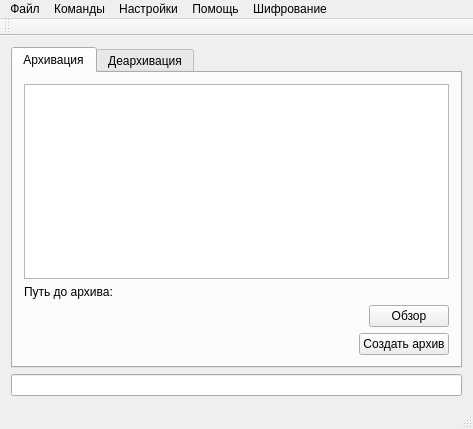
Old version of the form main_form.ui in the repository DmitryPrischep/command.
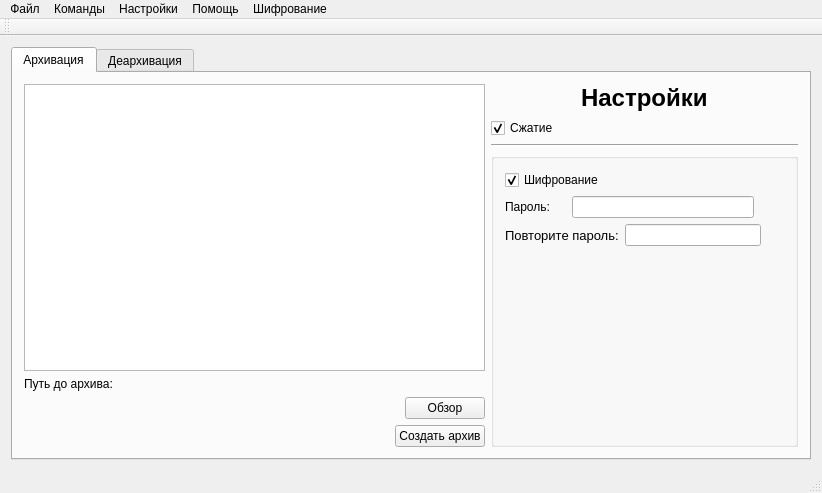
New version of the form. The open tabs and pages were chosen to show the change. Icons and pictures are not drawn.

Commit message: Обновление интерфейса

What changed in the file:
```diff
--- a/main_form.ui
+++ b/main_form.ui
@@ -6,8 +6,8 @@
    <rect>
     <x>0</x>
     <y>0</y>
-    <width>473</width>
-    <height>429</height>
+    <width>822</width>
+    <height>493</height>
    </rect>
   </property>
   <property name="windowTitle">
@@ -17,17 +17,19 @@
    <enum>Qt::ToolButtonTextUnderIcon</enum>
   </property>
   <widget class="QWidget" name="centralWidget">
-   <layout class="QVBoxLayout" name="verticalLayout_5">
+   <layout class="QVBoxLayout" name="verticalLayout_8">
     <item>
      <widget class="QTabWidget" name="tabWidget">
       <property name="currentIndex">
-       <number>1</number>
+       <number>0</number>
       </property>
       <widget class="QWidget" name="tab">
        <attribute name="title">
         <string>Архивация</string>
        </attribute>
-       <layout class="QVBoxLayout" name="verticalLayout_2">
+       <layout class="QHBoxLayout" name="horizontalLayout_10" stretch="3,2">
+        <item>
+         <layout class="QVBoxLayout" name="verticalLayout_2" stretch="0,0">
         <item>
          <widget class="QTreeView" name="tree">
           <property name="editTriggers">
@@ -71,8 +73,6 @@
             </item>
            </layout>
           </item>
-         </layout>
-        </item>
         <item>
          <layout class="QHBoxLayout" name="horizontalLayout">
           <item>
@@ -98,6 +98,220 @@
          </layout>
         </item>
        </layout>
+          </item>
+         </layout>
+        </item>
+        <item>
+         <layout class="QVBoxLayout" name="verticalLayout_7">
+          <item>
+           <layout class="QHBoxLayout" name="horizontalLayout_6">
+            <item>
+             <spacer name="horizontalSpacer_7">
+              <property name="orientation">
+               <enum>Qt::Horizontal</enum>
+              </property>
+              <property name="sizeHint" stdset="0">
+               <size>
+                <width>40</width>
+                <height>20</height>
+               </size>
+              </property>
+             </spacer>
+            </item>
+            <item>
+             <widget class="QLabel" name="label_3">
+              <property name="font">
+               <font>
+                <pointsize>18</pointsize>
+                <weight>75</weight>
+                <bold>true</bold>
+               </font>
+              </property>
+              <property name="text">
+               <string>Настройки</string>
+              </property>
+             </widget>
+            </item>
+            <item>
+             <spacer name="horizontalSpacer_8">
+              <property name="orientation">
+               <enum>Qt::Horizontal</enum>
+              </property>
+              <property name="sizeHint" stdset="0">
+               <size>
+                <width>40</width>
+                <height>20</height>
+               </size>
+              </property>
+             </spacer>
+            </item>
+           </layout>
+          </item>
+          <item>
+           <layout class="QHBoxLayout" name="horizontalLayout_9">
+            <item>
+             <widget class="QCheckBox" name="checkBox">
+              <property name="text">
+               <string>Сжатие</string>
+              </property>
+              <property name="icon">
+               <iconset resource="res.qrc">
+                <normaloff>:/pics/pack.png</normaloff>:/pics/pack.png</iconset>
+              </property>
+              <property name="checked">
+               <bool>true</bool>
+              </property>
+             </widget>
+            </item>
+            <item>
+             <spacer name="horizontalSpacer_10">
+              <property name="orientation">
+               <enum>Qt::Horizontal</enum>
+              </property>
+              <property name="sizeHint" stdset="0">
+               <size>
+                <width>40</width>
+                <height>20</height>
+               </size>
+              </property>
+             </spacer>
+            </item>
+           </layout>
+          </item>
+          <item>
+           <widget class="Line" name="line">
+            <property name="orientation">
+             <enum>Qt::Horizontal</enum>
+            </property>
+           </widget>
+          </item>
+          <item>
+           <widget class="QGroupBox" name="groupBox_2">
+            <property name="title">
+             <string/>
+            </property>
+            <layout class="QVBoxLayout" name="verticalLayout_6">
+             <item>
+              <layout class="QHBoxLayout" name="horizontalLayout_8">
+               <item>
+                <widget class="QCheckBox" name="checkBox_2">
+                 <property name="text">
+                  <string>Шифрование</string>
+                 </property>
+                 <property name="icon">
+                  <iconset resource="res.qrc">
+                   <normaloff>:/pics/lock.png</normaloff>:/pics/lock.png</iconset>
+                 </property>
+                 <property name="checked">
+                  <bool>true</bool>
+                 </property>
+                </widget>
+               </item>
+               <item>
+                <spacer name="horizontalSpacer_5">
+                 <property name="orientation">
+                  <enum>Qt::Horizontal</enum>
+                 </property>
+                 <property name="sizeHint" stdset="0">
+                  <size>
+                   <width>40</width>
+                   <height>20</height>
+                  </size>
+                 </property>
+                </spacer>
+               </item>
+              </layout>
+             </item>
+             <item>
+              <layout class="QVBoxLayout" name="verticalLayout_5">
+               <item>
+                <layout class="QHBoxLayout" name="horizontalLayout_7" stretch="2,6,1">
+                 <item>
+                  <widget class="QLabel" name="label">
+                   <property name="text">
+                    <string>Пароль:</string>
+                   </property>
+                  </widget>
+                 </item>
+                 <item>
+                  <widget class="QLineEdit" name="password">
+                   <property name="echoMode">
+                    <enum>QLineEdit::Password</enum>
+                   </property>
+                  </widget>
+                 </item>
+                 <item>
+                  <spacer name="horizontalSpacer_6">
+                   <property name="orientation">
+                    <enum>Qt::Horizontal</enum>
+                   </property>
+                   <property name="sizeHint" stdset="0">
+                    <size>
+                     <width>40</width>
+                     <height>20</height>
+                    </size>
+                   </property>
+                  </spacer>
+                 </item>
+                </layout>
+               </item>
+               <item>
+                <layout class="QHBoxLayout" name="horizontalLayout_5" stretch="2,6,1">
+                 <item>
+                  <widget class="QLabel" name="label_2">
+                   <property name="font">
+                    <font>
+                     <pointsize>10</pointsize>
+                    </font>
+                   </property>
+                   <property name="text">
+                    <string>Повторите пароль:</string>
+                   </property>
+                  </widget>
+                 </item>
+                 <item>
+                  <widget class="QLineEdit" name="password_confirmation">
+                   <property name="echoMode">
+                    <enum>QLineEdit::Password</enum>
+                   </property>
+                  </widget>
+                 </item>
+                 <item>
+                  <spacer name="horizontalSpacer_9">
+                   <property name="orientation">
+                    <enum>Qt::Horizontal</enum>
+                   </property>
+                   <property name="sizeHint" stdset="0">
+                    <size>
+                     <width>40</width>
+                     <height>20</height>
+                    </size>
+                   </property>
+                  </spacer>
+                 </item>
+                </layout>
+               </item>
+              </layout>
+             </item>
+             <item>
+              <spacer name="verticalSpacer_2">
+               <property name="orientation">
+                <enum>Qt::Vertical</enum>
+               </property>
+               <property name="sizeHint" stdset="0">
+                <size>
+                 <width>20</width>
+                 <height>40</height>
+                </size>
+               </property>
+              </spacer>
+             </item>
+            </layout>
+           </widget>
+          </item>
+         </layout>
+        </item>
+       </layout>
       </widget>
       <widget class="QWidget" name="tab_2">
        <attribute name="title">
@@ -108,6 +322,11 @@
          <layout class="QVBoxLayout" name="verticalLayout_3">
           <item>
            <widget class="QLabel" name="label_to_archive">
+            <property name="font">
+             <font>
+              <pointsize>21</pointsize>
+             </font>
+            </property>
             <property name="text">
              <string>Путь до архива:</string>
             </property>
@@ -130,6 +349,11 @@
             </item>
             <item>
              <widget class="QPushButton" name="pushButton_4">
+              <property name="font">
+               <font>
+                <pointsize>18</pointsize>
+               </font>
+              </property>
               <property name="text">
                <string>Обзор</string>
               </property>
@@ -156,6 +380,11 @@
           </item>
           <item>
            <widget class="QPushButton" name="pushButton_3">
+            <property name="font">
+             <font>
+              <pointsize>16</pointsize>
+             </font>
+            </property>
             <property name="text">
              <string>Извлечь</string>
             </property>
@@ -180,9 +409,6 @@
       </widget>
      </widget>
     </item>
-    <item>
-     <widget class="QLineEdit" name="password"/>
-    </item>
    </layout>
   </widget>
   <widget class="QMenuBar" name="menuBar">
@@ -190,7 +416,7 @@
     <rect>
      <x>0</x>
      <y>0</y>
-     <width>473</width>
+     <width>822</width>
      <height>22</height>
     </rect>
    </property>
```
Lines whose indentation alone changed are shown as unchanged. The commit also changes 7 other files.
